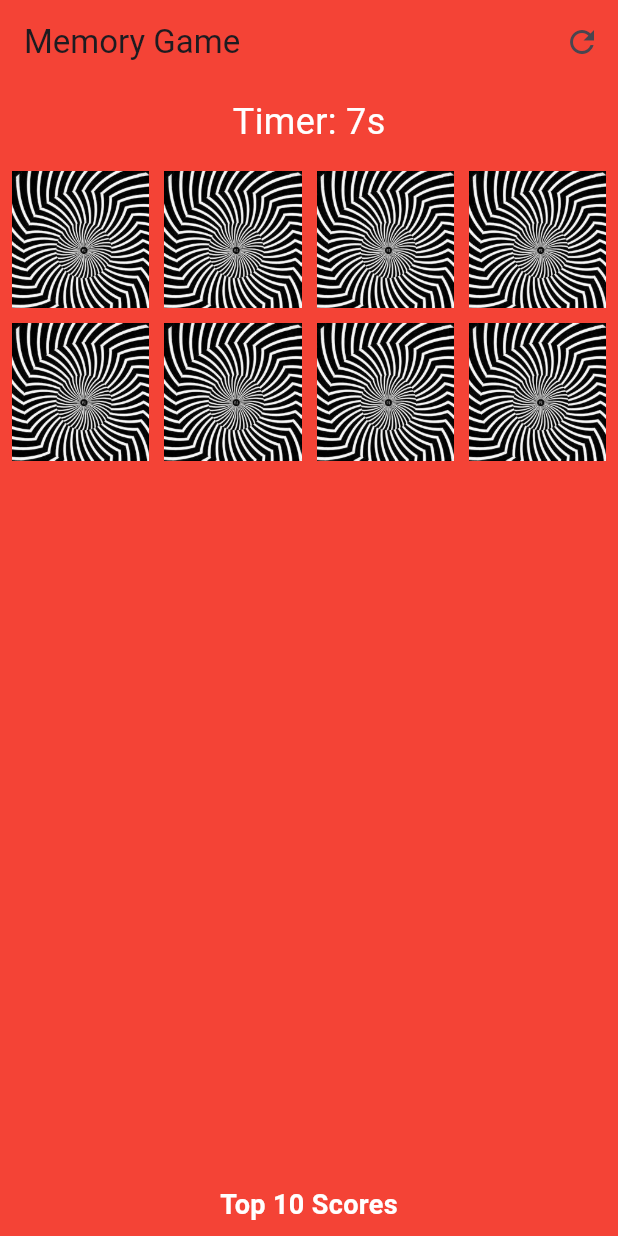
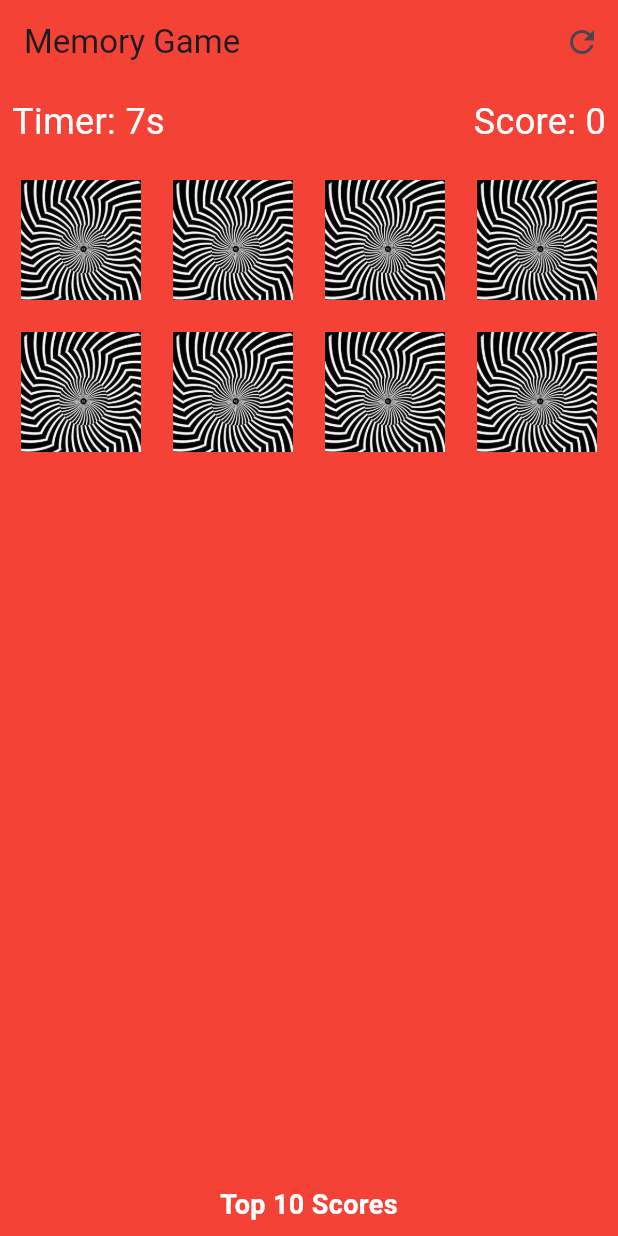
Before and after one commit to Raviteja582/flutter_card_matching_game, a Flutter app: the screen it shows after launch, on a phone screen of 412 x 824 dp. Run offline on Flutter 3.47's test engine with Material 3 defaults, Android fonts, the phone set to English and light mode, and no system bars.

Commit message:
Added points feature

```diff
--- a/lib/main.dart
+++ b/lib/main.dart
@@ -28,12 +28,10 @@ class CardModel {
     this.isMatched = false,
   });
 
-
   resetCards() {
     isFaceUp = false;
     isMatched = false;
   }
-
 }
 
 class GameScreen extends StatefulWidget {
@@ -51,9 +49,11 @@ class _GameScreenState extends State<GameScreen>
   bool _isGameComplete = false;
   late AnimationController _controller;
 
-  // Timer variables
+  // Timer and scoring variables
   Timer? _timer;
   int _seconds = 0;
+  int _score = 0;
+  int _matches = 0;
   List<int> _topScores = [];
 
   @override
@@ -64,7 +64,6 @@ class _GameScreenState extends State<GameScreen>
       vsync: this,
     );
     _initializeCards();
-    _startTimer();
   }
 
   void _initializeCards() {
@@ -100,6 +99,8 @@ class _GameScreenState extends State<GameScreen>
       _cards.shuffle(Random());
 
       _seconds = 0;
+      _score = 0;
+      _matches = 0;
       _startTimer();
     });
   }
@@ -129,11 +130,13 @@ class _GameScreenState extends State<GameScreen>
         _firstCard = null;
         _secondCard = null;
         _isChecking = false;
+        _score += 10;
+        _matches++;
+
+        if (_cards.every((card) => card.isMatched)) {
+          _completeGame();
+        }
       });
-
-      if (_cards.every((card) => card.isMatched)) {
-        _completeGame();
-      }
     } else {
       Future.delayed(const Duration(seconds: 1), () {
         setState(() {
@@ -142,6 +145,7 @@ class _GameScreenState extends State<GameScreen>
           _firstCard = null;
           _secondCard = null;
           _isChecking = false;
+          _score -= 5; // Deduct points for a mismatch
         });
       });
     }
@@ -158,7 +162,7 @@ class _GameScreenState extends State<GameScreen>
       context: context,
       builder: (context) => AlertDialog(
         title: const Text("Congratulations!"),
-        content: Text("You completed the game in ${_seconds}s"),
+        content: Text("You completed the game in ${_seconds}s\nScore: $_score"),
         actions: [
           TextButton(
             onPressed: () {
@@ -194,17 +198,26 @@ class _GameScreenState extends State<GameScreen>
             onPressed: _resetGame,
           ),
         ],
-        backgroundColor: Colors.red, // Red background for the AppBar
+        backgroundColor: Colors.red,
       ),
       body: Container(
-        color: Colors.red, // Red background for the entire screen
+        color: Colors.red,
         child: Column(
           children: [
             Padding(
               padding: const EdgeInsets.all(8.0),
-              child: Text(
-                'Timer: ${_seconds}s',
-                style: const TextStyle(fontSize: 24, color: Colors.white),
+              child: Row(
+                mainAxisAlignment: MainAxisAlignment.spaceBetween,
+                children: [
+                  Text(
+                    'Timer: ${_seconds}s',
+                    style: const TextStyle(fontSize: 24, color: Colors.white),
+                  ),
+                  Text(
+                    'Score: $_score',
+                    style: const TextStyle(fontSize: 24, color: Colors.white),
+                  ),
+                ],
               ),
             ),
             Expanded(
@@ -212,8 +225,8 @@ class _GameScreenState extends State<GameScreen>
                 padding: const EdgeInsets.all(8.0),
                 gridDelegate: SliverGridDelegateWithFixedCrossAxisCount(
                   crossAxisCount: gridSize,
-                  crossAxisSpacing: 10, // Gap between columns
-                  mainAxisSpacing: 10, // Gap between rows
+                  crossAxisSpacing: 10,
+                  mainAxisSpacing: 10,
                 ),
                 itemCount: _cards.length,
                 itemBuilder: (context, index) {
@@ -229,8 +242,8 @@ class _GameScreenState extends State<GameScreen>
                         );
                       },
                       child: Container(
-                        width: 100, // Fixed width for each card
-                        height: 700, // Fixed height for each card
+                        width: 80,
+                        height: 80,
                         child: _cards[index].isFaceUp || _cards[index].isMatched
                             ? Image.asset(_cards[index].frontAsset,
                                 key: ValueKey(_cards[index].frontAsset))
```
